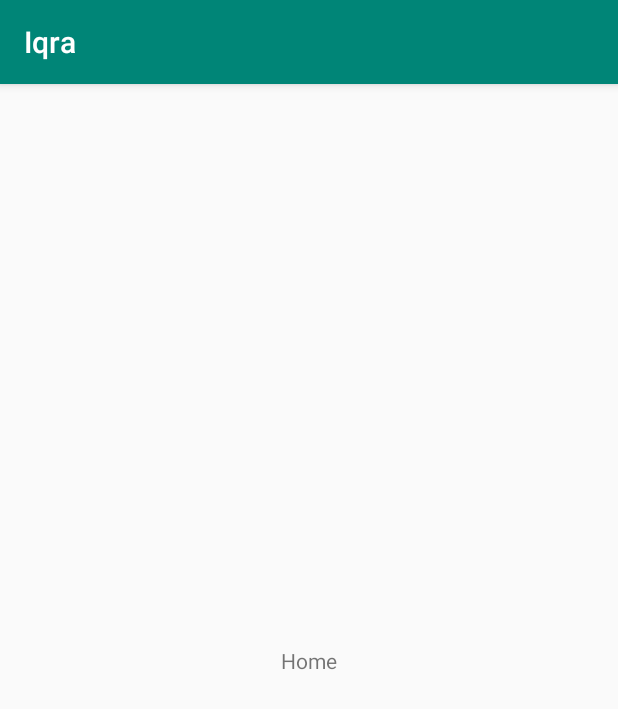
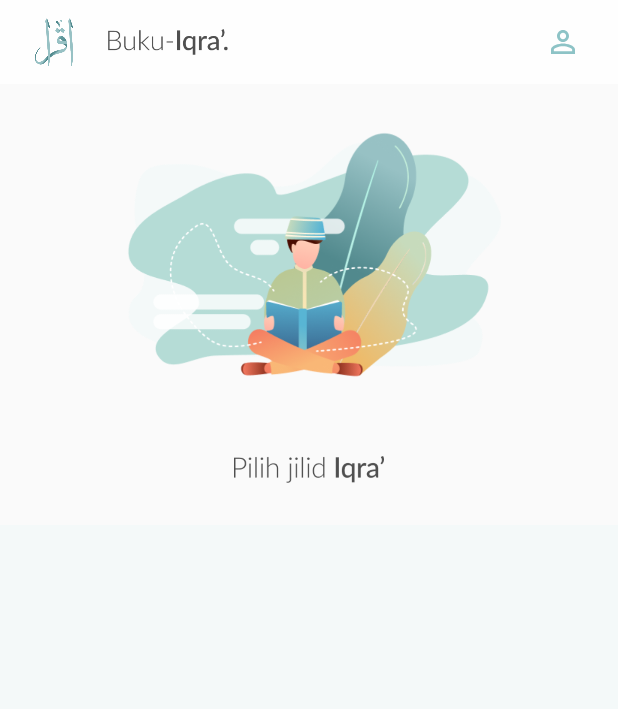
Before and after one commit to mentarie/Iqra, an Android app: the screen it shows after launch (HomeActivity), on a phone screen of 412 x 824 dp. Shown: the top 709 px of the screen. Run offline under Robolectric (Android 15) with nearby library versions, the phone set to English and light mode, and no system bars.

Commit message:
Page home, toolbar

```diff
--- /dev/null
+++ b/app/src/main/res/drawable/ic_person_outline.xml
@@ -0,0 +1,5 @@
+<vector android:height="24dp" android:tint="#8DC3C6"
+    android:viewportHeight="24.0" android:viewportWidth="24.0"
+    android:width="24dp" xmlns:android="http://schemas.android.com/apk/res/android">
+    <path android:fillColor="#FF000000" android:pathData="M12,5.9c1.16,0 2.1,0.94 2.1,2.1s-0.94,2.1 -2.1,2.1S9.9,9.16 9.9,8s0.94,-2.1 2.1,-2.1m0,9c2.97,0 6.1,1.46 6.1,2.1v1.1L5.9,18.1L5.9,17c0,-0.64 3.13,-2.1 6.1,-2.1M12,4C9.79,4 8,5.79 8,8s1.79,4 4,4 4,-1.79 4,-4 -1.79,-4 -4,-4zM12,13c-2.67,0 -8,1.34 -8,4v3h16v-3c0,-2.66 -5.33,-4 -8,-4z"/>
+</vector>
--- a/app/src/main/res/layout/activity_home.xml
+++ b/app/src/main/res/layout/activity_home.xml
@@ -1,19 +1,39 @@
 <?xml version="1.0" encoding="utf-8"?>
-<androidx.constraintlayout.widget.ConstraintLayout xmlns:android="http://schemas.android.com/apk/res/android"
-    xmlns:app="http://schemas.android.com/apk/res-auto"
+<LinearLayout xmlns:android="http://schemas.android.com/apk/res/android"
     xmlns:tools="http://schemas.android.com/tools"
     android:id="@+id/activity_home"
+    android:orientation="vertical"
     android:layout_width="match_parent"
     android:layout_height="match_parent"
     tools:context=".HomeActivity">
 
-    <TextView
-        android:id="@+id/textView"
-        android:layout_width="wrap_content"
+    <include layout="@layout/activity_toolbar_home"/>
+
+    <LinearLayout
+        android:layout_width="match_parent"
         android:layout_height="wrap_content"
-        android:text="Home"
-        app:layout_constraintBottom_toBottomOf="parent"
-        app:layout_constraintEnd_toEndOf="parent"
-        app:layout_constraintStart_toStartOf="parent"
-        app:layout_constraintTop_toTopOf="parent" />
-</androidx.constraintlayout.widget.ConstraintLayout>
+        android:gravity="center"
+        android:orientation="vertical">
+        <ImageView
+            android:layout_width="match_parent"
+            android:layout_height="190dp"
+            android:layout_marginTop="24dp"
+            android:layout_marginBottom="12dp"
+            android:src="@drawable/illustrasi_home"/>
+        <ImageView
+            android:layout_width="100dp"
+            android:layout_height="wrap_content"
+            android:layout_marginTop="8dp"
+            android:layout_marginBottom="14dp"
+            android:src="@drawable/teks_pilih_jilid"/>
+    </LinearLayout>
+
+    <LinearLayout
+        android:layout_width="match_parent"
+        android:layout_height="380dp"
+        android:background="@color/pilihJilid">
+
+
+    </LinearLayout>
+
+</LinearLayout>
--- /dev/null
+++ b/app/src/main/res/layout/activity_toolbar_home.xml
@@ -0,0 +1,52 @@
+<?xml version="1.0" encoding="utf-8"?>
+<LinearLayout xmlns:android="http://schemas.android.com/apk/res/android"
+    xmlns:tools="http://schemas.android.com/tools"
+    android:id="@+id/toolbar_home"
+    android:orientation="vertical"
+    android:layout_width="match_parent"
+    android:layout_height="wrap_content"
+    android:fitsSystemWindows="true"
+    tools:context=".ToolbarHome">
+
+    <LinearLayout
+        android:layout_width="match_parent"
+        android:layout_height="wrap_content"
+        android:minHeight="?attr/actionBarSize"
+        android:background="@color/toolbarPrimary"
+        android:orientation="horizontal"
+        android:titleTextAppearance="@style/Toolbar.TitleText">
+
+        <ImageView
+            android:layout_width="0dp"
+            android:layout_weight="1"
+            android:layout_height="32dp"
+            android:layout_marginLeft="12dp"
+            android:layout_gravity="center_vertical"
+            android:src="@drawable/logo_iqra" />
+
+        <LinearLayout
+            android:layout_width="0dp"
+            android:layout_weight="6"
+            android:layout_height="wrap_content"
+            android:layout_marginLeft="12dp">
+
+            <ImageView
+                android:layout_width="80dp"
+                android:layout_height="wrap_content"
+                android:layout_gravity="center_vertical"
+                android:src="@drawable/logo_iqra_nama" />
+        </LinearLayout>
+        <LinearLayout
+            android:layout_width="0dp"
+            android:layout_weight="1"
+            android:layout_height="wrap_content"
+            android:layout_gravity="center_vertical">
+            <ImageView
+                android:id="@+id/button_user"
+                android:layout_width="24dp"
+                android:layout_height="24dp"
+                android:src="@drawable/ic_person_outline"/>
+        </LinearLayout>
+    </LinearLayout>
+
+</LinearLayout>
--- a/app/src/main/res/values/colors.xml
+++ b/app/src/main/res/values/colors.xml
@@ -1,6 +1,8 @@
 <?xml version="1.0" encoding="utf-8"?>
 <resources>
-    <color name="colorPrimary">#008577</color>
+    <color name="colorPrimary">#8DC3C6</color>
     <color name="colorPrimaryDark">#00574B</color>
     <color name="colorAccent">#D81B60</color>
+    <color name="toolbarPrimary">#FEFEFE</color>
+    <color name="pilihJilid">#F4F9F9</color>
 </resources>
--- a/app/src/main/res/values/styles.xml
+++ b/app/src/main/res/values/styles.xml
@@ -1,11 +1,20 @@
 <resources>
 
     <!-- Base application theme. -->
-    <style name="AppTheme" parent="Theme.AppCompat.Light.DarkActionBar">
+    <style name="AppTheme" parent="Theme.AppCompat.Light.NoActionBar">
         <!-- Customize your theme here. -->
         <item name="colorPrimary">@color/colorPrimary</item>
         <item name="colorPrimaryDark">@color/colorPrimaryDark</item>
         <item name="colorAccent">@color/colorAccent</item>
     </style>
 
+    <style name="ToolBarTheme" parent="Theme.AppCompat.Light.DarkActionBar">
+        <!-- android:textColorPrimary adalah warna teks title yang ada di Toolbar  -->
+        <item name="android:textColorPrimary">@android:color/black</item>
+    </style>
+
+    <!-- Mengatur style title yang ada di dalam Toolbar -->
+    <style name="Toolbar.TitleText" parent="TextAppearance.Widget.AppCompat.Toolbar.Title">
+        <item name="android:textSize">21sp</item>
+    </style>
 </resources>
```
Also changed, not shown: app/src/main/AndroidManifest.xml (+7 -3 lines), app/src/main/java/proyek/android/iqra/ToolbarHome.java (added, +15 -0 lines), app/src/main/java/proyek/android/iqra/ToolbarLatihan.java (added, +14 -0 lines), app/src/main/java/proyek/android/iqra/ToolbarPengantar.java (added, +14 -0 lines), app/src/main/java/proyek/android/iqra/ToolbarTesBaca.java (added, +14 -0 lines), app/src/main/res/layout/activity_splashscreen.xml (+7 -5 lines), app/src/main/res/layout/activity_toolbar_latihan.xml (added, +9 -0 lines), app/src/main/res/layout/activity_toolbar_pengantar.xml (added, +9 -0 lines), app/src/main/res/layout/activity_toolbar_tes_baca.xml (added, +9 -0 lines), app/src/main/res/drawable/illustrasi_home.png (added), app/src/main/res/drawable/logo_iqra_nama.png, app/src/main/res/drawable/teks_pilih_jilid.png (added).
